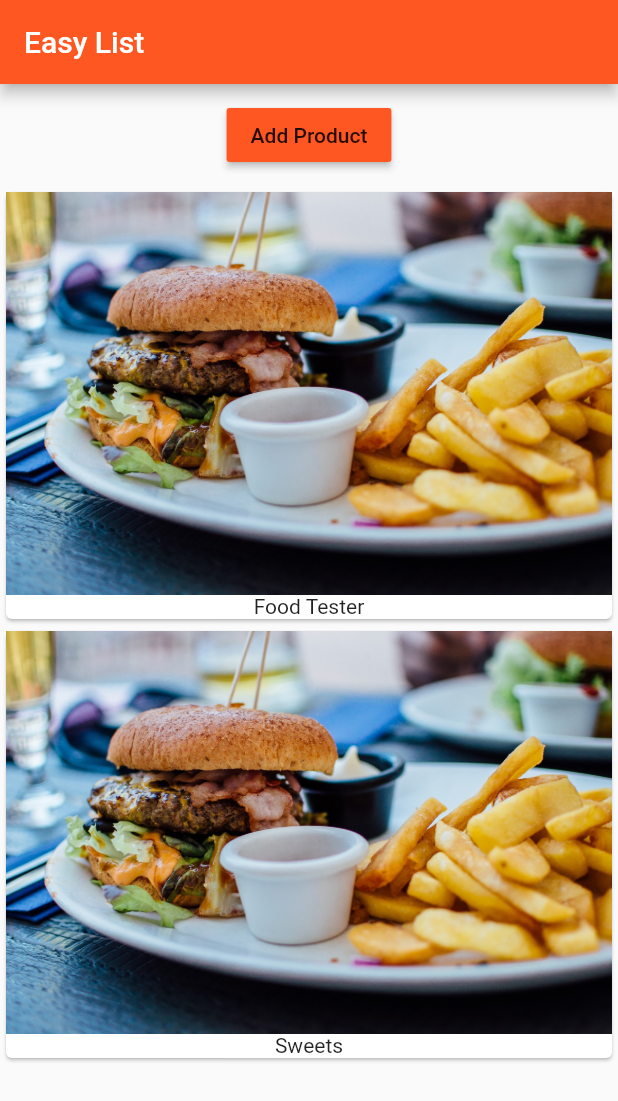
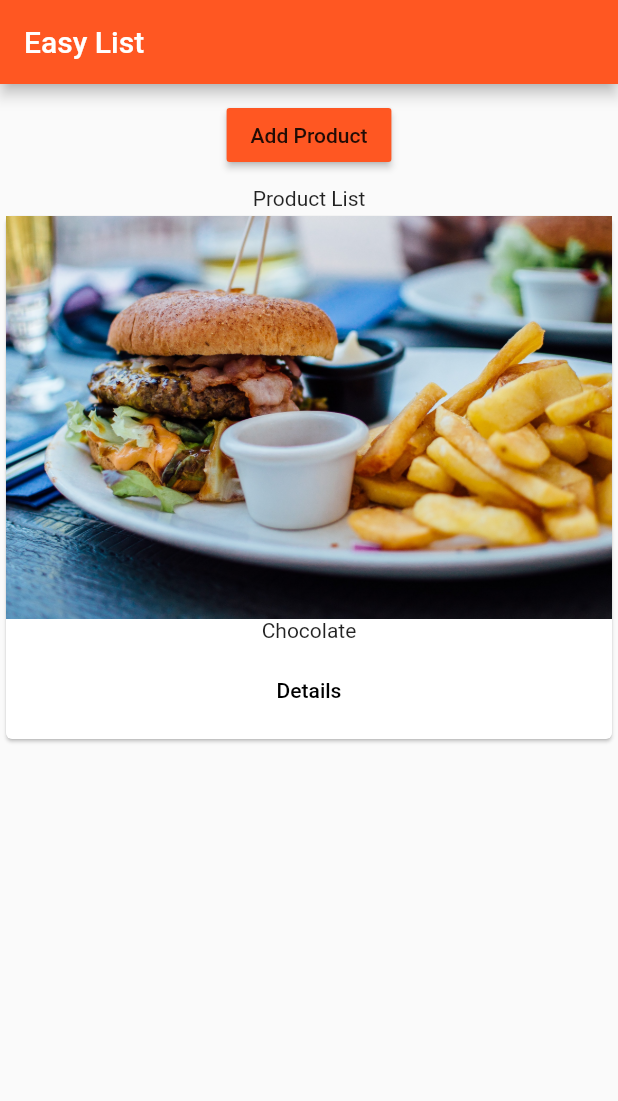
Before and after one commit to MuthuHere/FlutterCourse, a Flutter app: the screen it shows after launch, after a tap on "Add Product", on a phone screen of 412 x 824 dp. Shown: the top 1101 px of the screen. Run offline on Flutter 3.47's test engine with Material 2 defaults, Android fonts, the phone set to English and light mode, and no system bars.

Commit message:
1. Navigation controls added 2. Delete add things implemented

```diff
--- a/lib/main.dart
+++ b/lib/main.dart
@@ -1,5 +1,6 @@
 import 'package:flutter/material.dart';
 import 'package:flutter/rendering.dart';
+import 'package:flutter_app/pages/home.dart';
 import 'package:flutter_app/product_manager.dart';
 
 void main() {
@@ -21,15 +22,7 @@ class _MyAppState extends State<MyApp> {
           primarySwatch: Colors.deepOrange,
           brightness: Brightness.light,
           accentColor: Colors.deepPurple),
-      home: Scaffold(
-          appBar: AppBar(
-            title: Text(
-              "Easy List",
-              textAlign: TextAlign.center,
-            ),
-
-          ),
-          body: ProductManager("Food Tester")),
+      home: HomePage(),
     );
   }
 }
--- /dev/null
+++ b/lib/pages/home.dart
@@ -0,0 +1,20 @@
+
+import 'package:flutter/material.dart';
+import 'package:flutter_app/product_manager.dart';
+
+class HomePage extends StatelessWidget{
+  @override
+  Widget build(BuildContext context) {
+
+    return Scaffold(
+        appBar: AppBar(
+          title: Text(
+            "Easy List",
+            textAlign: TextAlign.center,
+          ),
+
+        ),
+        body: ProductManager());
+  }
+
+}
--- a/lib/product_control.dart
+++ b/lib/product_control.dart
@@ -10,7 +10,7 @@ class ProductControl extends StatelessWidget {
     return RaisedButton(
       color: Theme.of(context).primaryColor,
       onPressed: () {
-        addProduct('Sweets');
+        addProduct({"title": "Chocolate", "image": 'assets/food.jpg'});
       },
       child: Text("Add Product"),
     );
--- a/lib/product_manager.dart
+++ b/lib/product_manager.dart
@@ -4,9 +4,9 @@ import 'package:flutter_app/product_control.dart';
 import 'package:flutter_app/products.dart';
 
 class ProductManager extends StatefulWidget {
-  final String startingProduct;
+  final Map<String, String> startingProduct;
 
-  ProductManager(this.startingProduct);
+  ProductManager({this.startingProduct});
 
   @override
   State<StatefulWidget> createState() {
@@ -15,16 +15,17 @@ class ProductManager extends StatefulWidget {
 }
 
 class _ProductManagerState extends State<ProductManager> {
-
-  final List<String> _products =  [];
+  final List<Map<String, String>> _products = [];
 
   @override
   void initState() {
-    _products.add(widget.startingProduct);
+    if (widget.startingProduct != null) {
+      _products.add(widget.startingProduct);
+    }
     super.initState();
   }
 
- @override
+  @override
   void didUpdateWidget(ProductManager oldWidget) {
     print(_products);
     super.didUpdateWidget(oldWidget);
@@ -38,15 +39,21 @@ class _ProductManagerState extends State<ProductManager> {
           margin: EdgeInsets.all(10.0),
           child: ProductControl(_addProduct),
         ),
-        Expanded(child: Products(_products))
+        Text('Product List'),
+        Expanded(child: Products(_products,deleteProduct: deleteProduct))
       ],
     );
   }
 
-
-  void _addProduct(String product) {
+  void _addProduct(Map<String, String> product) {
     setState(() {
       _products.add(product);
     });
   }
+
+  void deleteProduct(int index) {
+    setState(() {
+      _products.removeAt(index);
+    });
+  }
 }
--- a/lib/products.dart
+++ b/lib/products.dart
@@ -1,31 +1,76 @@
 import 'package:flutter/material.dart';
+import 'package:flutter_app/details/product_details.dart';
 
 class Products extends StatelessWidget {
+  final List<Map<String, String>> products;
+  final Function deleteProduct;
 
-  final List<String> products;
+  Products(this.products, {this.deleteProduct});
 
-  Products(this.products){
-    print('[Product Widget] Constructor');
+  Widget _buildList(BuildContext context, int index) {
+    return Card(
+      child: Column(
+        children: <Widget>[
+          Image.asset(products[index]['image']),
+          Text(products[index]['title']),
+          ButtonBar(
+            alignment: MainAxisAlignment.center,
+            children: <Widget>[
+              FlatButton(
+                child: Text('Details'),
+                onPressed: () => Navigator.push<bool>(
+                      context,
+                      MaterialPageRoute(
+                        builder: (BuildContext context) => ProductDetails(
+                              products[index]['title'],
+                              products[index]['image'],
+                            ),
+                      ),
+                    ).then((bool value) {
+                      if(value){
+                        deleteProduct(index);
+                      }
+
+                    }),
+              ),
+            ],
+          )
+        ],
+      ),
+    );
   }
+
+  //loading list
+  Widget _buildProductList() {
+    Widget productCard;
+    if (products.length > 0) {
+      productCard = ListView.builder(
+        itemBuilder: _buildList,
+        itemCount: products.length,
+      );
+    } else {
+      productCard = Center(
+        child: Text('No products found, please add'),
+      );
+    }
+    return productCard;
+  }
+
+/*
+  Widget _buildProductList() {
+   return products.length > 0
+        ? ListView.builder(
+            itemBuilder: _buildList,
+            itemCount: products.length,
+          )
+        : Center(
+            child: Text('No products found, please add'),
+          );
+  }
+*/
 
   @override
   Widget build(BuildContext context) {
-    print('[Product Widget] build()');
-
-    return ListView(
-      children: products
-          .map(
-            (element) =>
-            Card(
-              child: Column(
-                children: <Widget>[
-                  Image.asset('assets/food.jpg'),
-                  Text(element)
-                ],
-              ),
-            ),
-      )
-          .toList(),
-    );
+    return _buildProductList();
   }
 }
```
Also changed, not shown: lib/details/product_details.dart (added, +43 -0 lines).
